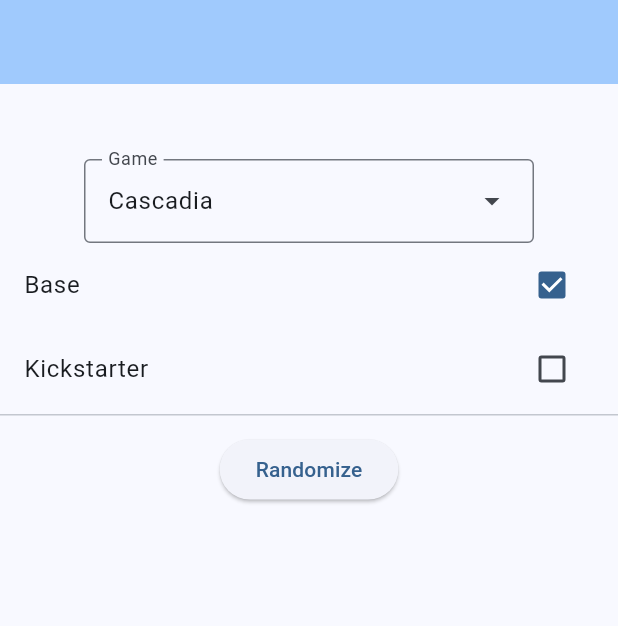
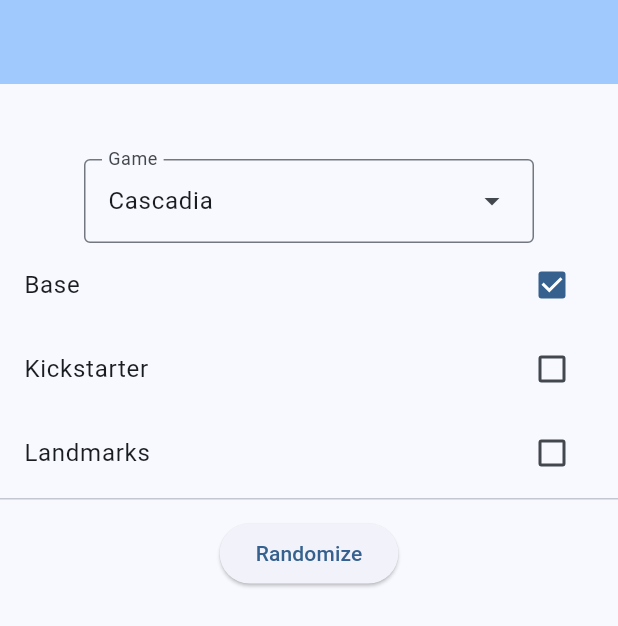
Before and after one commit to anovis/BG-Setup, a Flutter app: the screen it shows after launch, after a tap on the "arrow drop down" icon, after a tap on "Cascadia", on a phone screen of 412 x 824 dp. Shown: the top 626 px of the screen. Run offline on Flutter 3.47's test engine with Material 3 defaults, Android fonts, the phone set to English and light mode, and no system bars; our stand-ins replace sqflite; accounts and stored records are empty.

Commit message:
cascadia-expansion (#18)

```diff
--- a/lib/data/game_data.dart
+++ b/lib/data/game_data.dart
@@ -113,6 +113,7 @@
   @override
   List<Expansions> expansions() => [
         Expansions(id: 0, name: "Kickstarter", game: id),
+        Expansions(id: 0, name: "Landmarks", game: id),
       ];
 
   @override
@@ -167,6 +168,21 @@
             game: id,
             grouping: "Fox",
             expansion: "Kickstarter"),
+        const Options(id: 0, name: "Bear E", game: id, grouping: "Bear"),
+        const Options(id: 0, name: "Bear F", game: id, grouping: "Bear"),
+        const Options(id: 0, name: "Bear G", game: id, grouping: "Bear"),
+        const Options(id: 0, name: "Elk E", game: id, grouping: "Elk"),
+        const Options(id: 0, name: "Elk F", game: id, grouping: "Elk"),
+        const Options(id: 0, name: "Elk G", game: id, grouping: "Elk"),
+        const Options(id: 0, name: "Salmon E", game: id, grouping: "Salmon"),
+        const Options(id: 0, name: "Salmon F", game: id, grouping: "Salmon"),
+        const Options(id: 0, name: "Salmon G", game: id, grouping: "Salmon"),
+        const Options(id: 0, name: "Hawk E", game: id, grouping: "Hawk"),
+        const Options(id: 0, name: "Hawk F", game: id, grouping: "Hawk"),
+        const Options(id: 0, name: "Hawk G", game: id, grouping: "Hawk"),
+        const Options(id: 0, name: "Fox E", game: id, grouping: "Fox"),
+        const Options(id: 0, name: "Fox F", game: id, grouping: "Fox"),
+        const Options(id: 0, name: "Fox G", game: id, grouping: "Fox"),
       ];
 }
 
```
